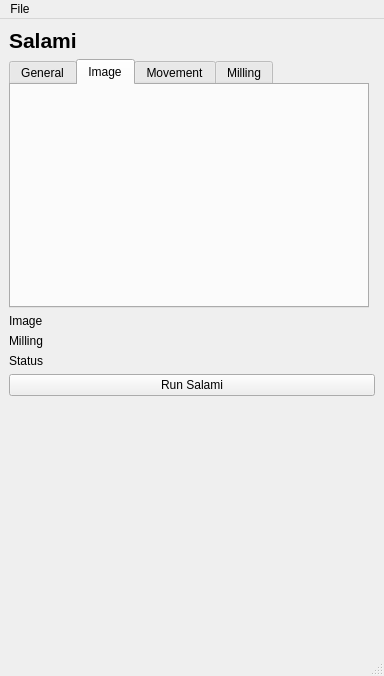
This is salami/ui/qt/SalamiUI.ui in DeMarcoLab/salami as Qt 5 draws it before an edit. The edited form follows.
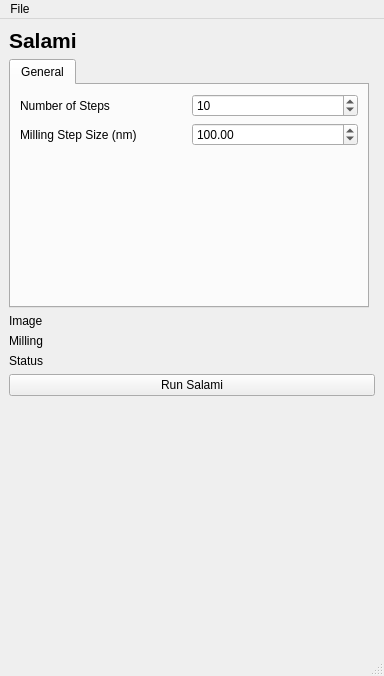
This is the edited form. The open tabs and pages were chosen to show the change.

Commit message: migrate to system widget

The edit to the form file:
```diff
--- a/salami/ui/qt/SalamiUI.ui
+++ b/salami/ui/qt/SalamiUI.ui
@@ -137,24 +137,6 @@
         </item>
        </layout>
       </widget>
-      <widget class="QWidget" name="imaging">
-       <attribute name="title">
-        <string>Image</string>
-       </attribute>
-       <layout class="QGridLayout" name="gridLayout_imaging_tab"/>
-      </widget>
-      <widget class="QWidget" name="movement">
-       <attribute name="title">
-        <string>Movement</string>
-       </attribute>
-       <layout class="QGridLayout" name="gridLayout_movement_tab"/>
-      </widget>
-      <widget class="QWidget" name="milling">
-       <attribute name="title">
-        <string>Milling</string>
-       </attribute>
-       <layout class="QGridLayout" name="gridLayout_milling_tab"/>
-      </widget>
      </widget>
     </item>
     <item row="6" column="0">
```
The commit also changes 2 other files.
